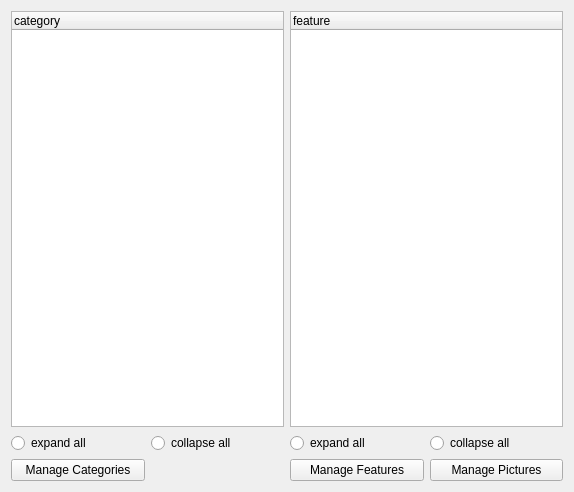
Wolframe/qtClient, file qt/apps/configurator/forms/init.ui: the form before one commit.
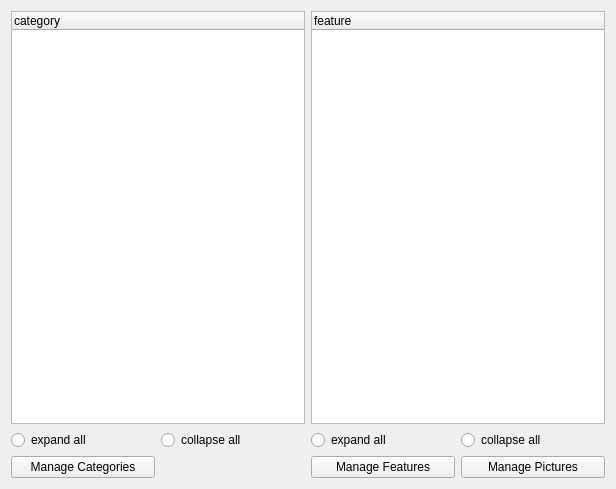
The form after the commit.

```diff
--- a/qt/apps/configurator/forms/init.ui
+++ b/qt/apps/configurator/forms/init.ui
@@ -6,8 +6,8 @@
    <rect>
     <x>0</x>
     <y>0</y>
-    <width>574</width>
-    <height>492</height>
+    <width>616</width>
+    <height>489</height>
    </rect>
   </property>
   <property name="windowTitle">
```
Left out of the diff: 106 changed lines with no effect on the pictures.
